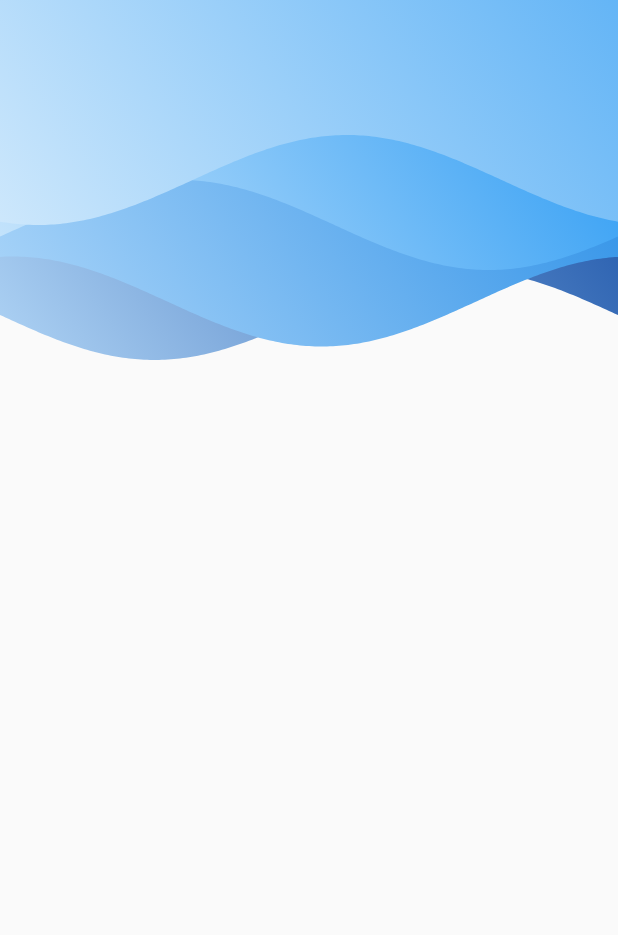
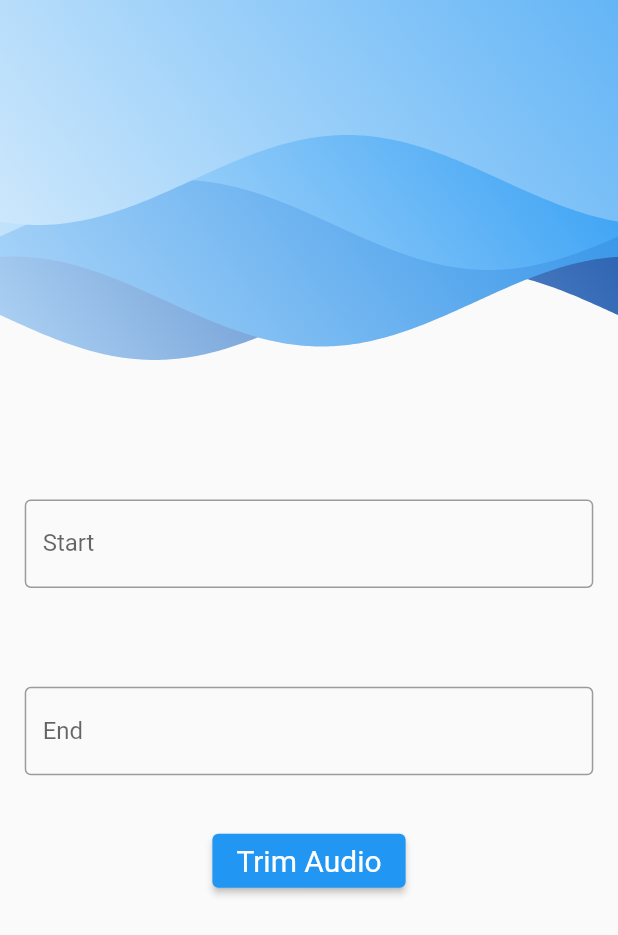
Before and after one commit to STUTI-01/dhvani, a Flutter app: the screen it shows after launch, on a phone screen of 412 x 824 dp. Shown: the top 935 px of the screen. Run offline on Flutter 3.47's test engine with Material 2 defaults, Android fonts, the light colour scheme and no system bars; drawn by our look-alikes of wave; our stand-ins replace firebase_auth, firebase_core, google_sign_in; missing offline and left inert: audiocutter; accounts and stored records are empty.

Commit message:
trim audio in flutter

```diff
--- a/assets/Audio/sharefonts.net.txt
+++ /dev/null
@@ -1 +0,0 @@
-Free download fonts at http://sharefonts.net
--- a/lib/login.dart
+++ b/lib/login.dart
@@ -1,4 +1,6 @@
+import 'package:dhvani/trim_audio.dart';
 import 'package:flutter/material.dart';
+import 'package:flutter/services.dart';
 import 'package:wave/config.dart';
 import 'package:wave/wave.dart';
 
@@ -12,10 +14,14 @@ class LoginPage extends StatefulWidget {
 }
 
 class _LoginPageState extends State<LoginPage> {
+  TextEditingController startController = TextEditingController();
+  TextEditingController endController = TextEditingController();
   @override
   Widget build(BuildContext context) {
     return Scaffold(
-      body:
+      body: SingleChildScrollView(
+        child: Column(
+          children: [
             RotationTransition(
               alignment: Alignment.center,
               turns: const AlwaysStoppedAnimation(180 / 360),
@@ -38,6 +44,48 @@ class _LoginPageState extends State<LoginPage> {
                 waveAmplitude: 20,
               ),
             ),
+            Container(
+              margin: EdgeInsets.symmetric(
+                  vertical: MediaQuery.of(context).size.height * 0.04,
+                  horizontal: MediaQuery.of(context).size.width * 0.04),
+              child: TextField(
+                controller: startController,
+                keyboardType: TextInputType.number,
+                decoration: const InputDecoration(
+                  border: OutlineInputBorder(),
+                  labelText: 'Start',
+                ),
+              ),
+            ),
+            Container(
+              margin: EdgeInsets.symmetric(
+                  vertical: MediaQuery.of(context).size.height * 0.04,
+                  horizontal: MediaQuery.of(context).size.width * 0.04),
+              child: TextField(
+                controller: endController,
+                keyboardType: TextInputType.number,
+                decoration: const InputDecoration(
+                  border: OutlineInputBorder(),
+                  labelText: 'End',
+                ),
+              ),
+            ),
+            ElevatedButton(
+              style: ElevatedButton.styleFrom(
+                  textStyle: const TextStyle(fontSize: 20)),
+              onPressed: () {
+                Navigator.push(
+                    context,
+                    MaterialPageRoute(
+                        builder: (context) => TrimAudio(
+                            start: double.parse(startController.text),
+                            end: double.parse(endController.text))));
+              },
+              child: const Text('Trim Audio'),
+            ),
+          ],
+        ),
+      ),
     );
   }
 }
--- /dev/null
+++ b/lib/trim_audio.dart
@@ -0,0 +1,30 @@
+import 'package:audiocutter/audiocutter.dart';
+import 'package:flutter/material.dart';
+
+
+class TrimAudio extends StatefulWidget {
+  final double start;
+  final double end;
+  const TrimAudio({ Key? key, required this.start, required this.end }) : super(key: key);
+
+  @override
+  _TrimAudioState createState() => _TrimAudioState();
+}
+
+class _TrimAudioState extends State<TrimAudio> {
+  @override
+  void initState() {
+    super.initState();
+  }
+  Future trim() async
+  {
+    var outputFilePath = await AudioCutter.cutAudio(path, widget.start, widget.end);
+  }
+   var path = 'assets/Audio/Ganesha_Chant_108_Times_Ganapathi_Mantra.mp3';
+  @override
+  Widget build(BuildContext context) {
+    return Scaffold(
+
+    );
+  }
+}
--- a/pubspec.yaml
+++ b/pubspec.yaml
@@ -51,6 +51,7 @@ dev_dependencies:
   firebase_core: ^1.3.0
   cloud_firestore: ^2.3.0
   google_sign_in: "^4.5.1"
+  audiocutter: ^0.0.9
 
 # For information on the generic Dart part of this file, see the
 # following page: https://dart.dev/tools/pub/pubspec
@@ -79,11 +80,6 @@ flutter:
   # "family" key with the font family name, and a "fonts" key with a
   # list giving the asset and other descriptors for the font. For
   # example:
-  fonts:
-    - family: isocpeur
-      fonts:
-        - asset: assets/fonts/isocpeur.ttf
-        - asset: assets/fonts/isocpeui.ttf
   #   - family: Trajan Pro
   #     fonts:
   #       - asset: fonts/TrajanPro.ttf
```
Also changed, not shown: assets/Audio/isocpeur.ttf (deleted), pubspec.lock. Lines whose indentation alone changed are shown as unchanged.
